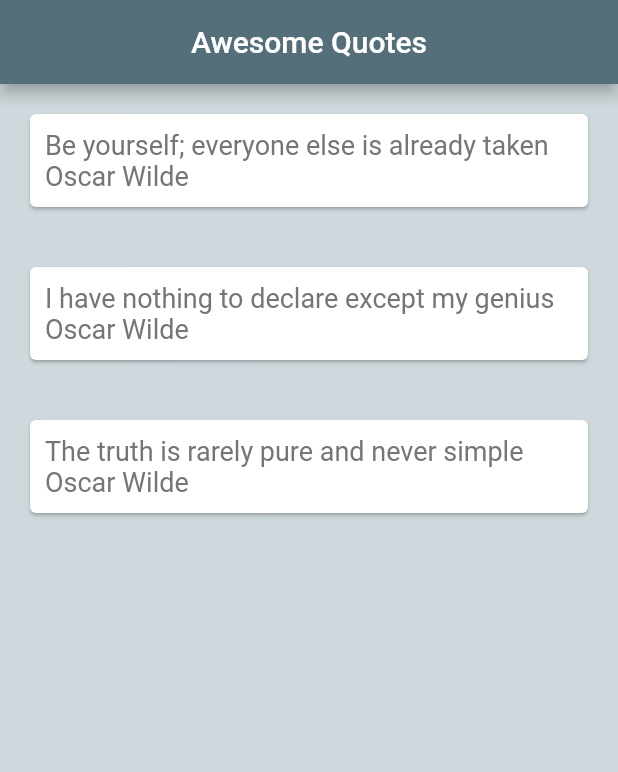
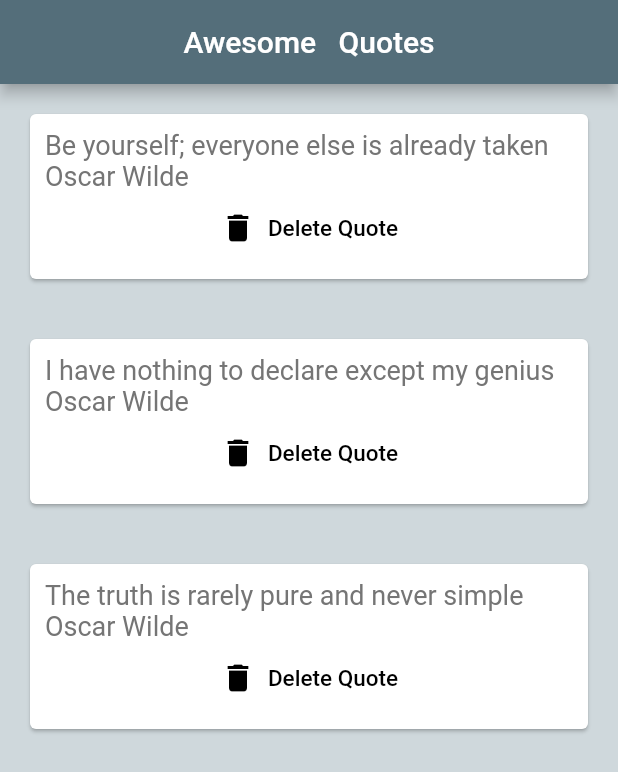
Before and after one commit to BUFONJOKER/quotes_list, a Flutter app: the screen it shows after launch, on a phone screen of 412 x 824 dp. Shown: the top 772 px of the screen. Run offline on Flutter 3.47's test engine with Material 2 defaults, Android fonts, the phone set to English and light mode, and no system bars.

Commit message:
delete functionality added and completed

```diff
--- a/lib/main.dart
+++ b/lib/main.dart
@@ -28,6 +28,11 @@ class _HomeState extends State<Home> {
         author: 'Oscar Wilde'),
   ];
 
+  void deleteQuote(quote) {
+    setState(() {
+      quoteList.remove(quote);
+    });
+  }
 
   @override
   Widget build(BuildContext context) {
@@ -35,11 +40,16 @@ class _HomeState extends State<Home> {
       backgroundColor: Colors.blueGrey[100],
       appBar: AppBar(
         backgroundColor: Colors.blueGrey[600],
-        title: const Text('Awesome Quotes'),
+        title: const Text('Awesome   Quotes'),
         centerTitle: true,
       ),
       body: Column(
-        children: quoteList.map((quote) => QuoteCard(quote: quote)).toList(),
+        children: quoteList
+            .map((quote) => QuoteCard(
+                  quote: quote,
+                  delete: () => deleteQuote(quote),
+                ))
+            .toList(),
       ),
     );
   }
--- a/lib/quote_card.dart
+++ b/lib/quote_card.dart
@@ -3,8 +3,9 @@ import 'quote.dart';
 
 class QuoteCard extends StatelessWidget {
   final Quote quote;
+  final Function delete;
 
-  const QuoteCard({required this.quote, super.key});
+  const QuoteCard({required this.quote, required this.delete, super.key});
 
   @override
   Widget build(BuildContext context) {
@@ -29,6 +30,19 @@ class QuoteCard extends StatelessWidget {
                 color: Colors.grey[600],
               ),
             ),
+            TextButton.icon(
+              onPressed: () => delete(),
+              style: TextButton.styleFrom(
+                foregroundColor: Colors.black,
+              ),
+              label: const Text(
+                'Delete Quote',
+                style: TextStyle(
+                  fontSize: 15,
+                ),
+              ),
+              icon: const Icon(Icons.delete),
+            ),
           ],
         ),
       ),
```
